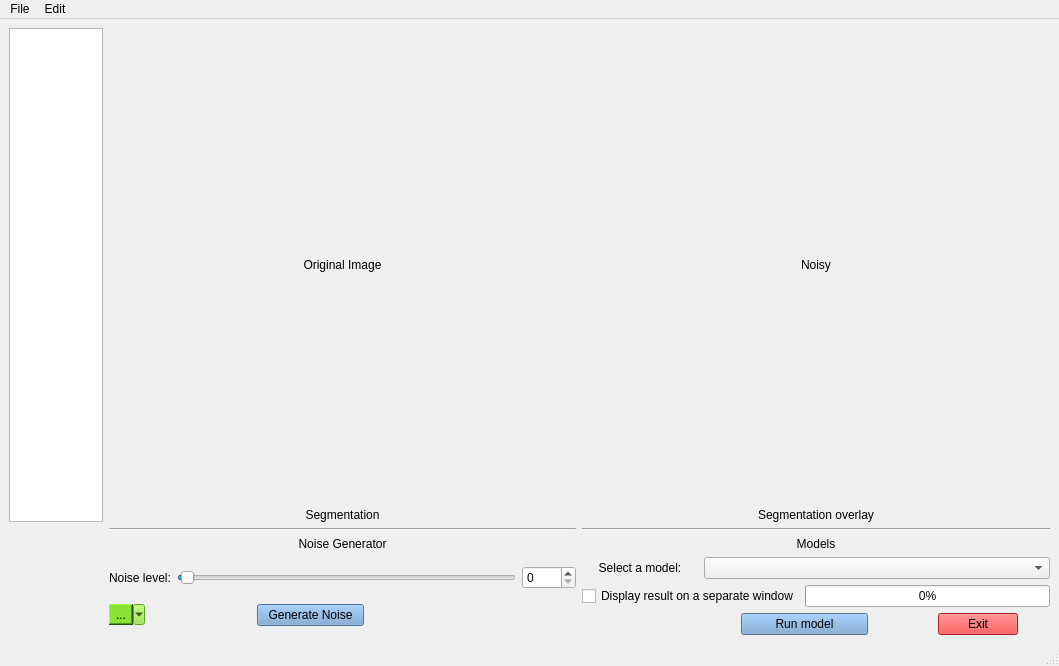
This is src/qt_designer_file/main_window_new.ui in rettholzapfel33/Noisey-image as Qt 5 draws it before an edit. The edited form follows.
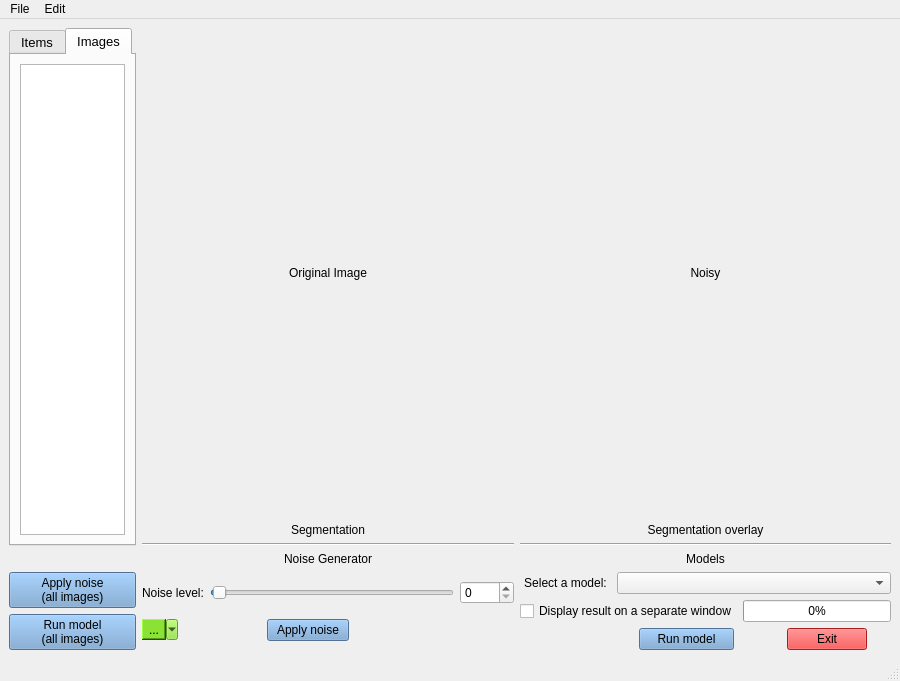
This is the edited form. Custom widgets are drawn as their Qt base class.

Commit message: open files list newly added

```diff
--- a/src/qt_designer_file/main_window_new.ui
+++ b/src/qt_designer_file/main_window_new.ui
@@ -6,8 +6,8 @@
    <rect>
     <x>0</x>
     <y>0</y>
-    <width>1059</width>
-    <height>666</height>
+    <width>900</width>
+    <height>681</height>
    </rect>
   </property>
   <property name="windowTitle">
@@ -25,7 +25,7 @@
    </property>
    <layout class="QHBoxLayout" name="horizontalLayout_6">
     <item>
-     <layout class="QGridLayout" name="gridLayout" columnstretch="1,5,5">
+     <layout class="QGridLayout" name="gridLayout" columnstretch="1,6,6">
       <item row="0" column="1">
        <layout class="QVBoxLayout" name="verticalLayout_5">
         <item>
@@ -90,9 +90,6 @@
         </item>
        </layout>
       </item>
-      <item row="0" column="0">
-       <widget class="QListWidget" name="listWidget"/>
-      </item>
       <item row="2" column="1">
        <widget class="QLabel" name="label_2">
         <property name="text">
@@ -312,7 +309,7 @@
              <string notr="true">background-color: rgb(114, 159, 207);</string>
             </property>
             <property name="text">
-             <string>Generate Noise</string>
+             <string>Apply noise</string>
             </property>
            </widget>
           </item>
@@ -411,6 +408,64 @@
         </item>
        </layout>
       </item>
+      <item row="0" column="0" rowspan="2">
+       <widget class="QTabWidget" name="tabWidget">
+        <property name="font">
+         <font>
+          <pointsize>10</pointsize>
+         </font>
+        </property>
+        <property name="currentIndex">
+         <number>1</number>
+        </property>
+        <widget class="QWidget" name="tab">
+         <attribute name="title">
+          <string>Items</string>
+         </attribute>
+         <layout class="QHBoxLayout" name="horizontalLayout_7">
+          <item>
+           <widget class="QListWidget" name="listWidget"/>
+          </item>
+         </layout>
+        </widget>
+        <widget class="QWidget" name="tab_2">
+         <attribute name="title">
+          <string>Images</string>
+         </attribute>
+         <layout class="QHBoxLayout" name="horizontalLayout_8">
+          <item>
+           <widget class="QListWidget" name="fileList"/>
+          </item>
+         </layout>
+        </widget>
+       </widget>
+      </item>
+      <item row="3" column="0">
+       <layout class="QVBoxLayout" name="verticalLayout_8">
+        <item>
+         <widget class="QPushButton" name="pushButton_3">
+          <property name="styleSheet">
+           <string notr="true">background-color: rgb(114, 159, 207);</string>
+          </property>
+          <property name="text">
+           <string>Apply noise
+(all images)</string>
+          </property>
+         </widget>
+        </item>
+        <item>
+         <widget class="QPushButton" name="pushButton_5">
+          <property name="styleSheet">
+           <string notr="true">background-color: rgb(114, 159, 207);</string>
+          </property>
+          <property name="text">
+           <string>Run model
+(all images)</string>
+          </property>
+         </widget>
+        </item>
+       </layout>
+      </item>
      </layout>
     </item>
    </layout>
@@ -420,7 +475,7 @@
     <rect>
      <x>0</x>
      <y>0</y>
-     <width>1059</width>
+     <width>900</width>
      <height>22</height>
     </rect>
    </property>
```
The commit also changes 4 other files.
